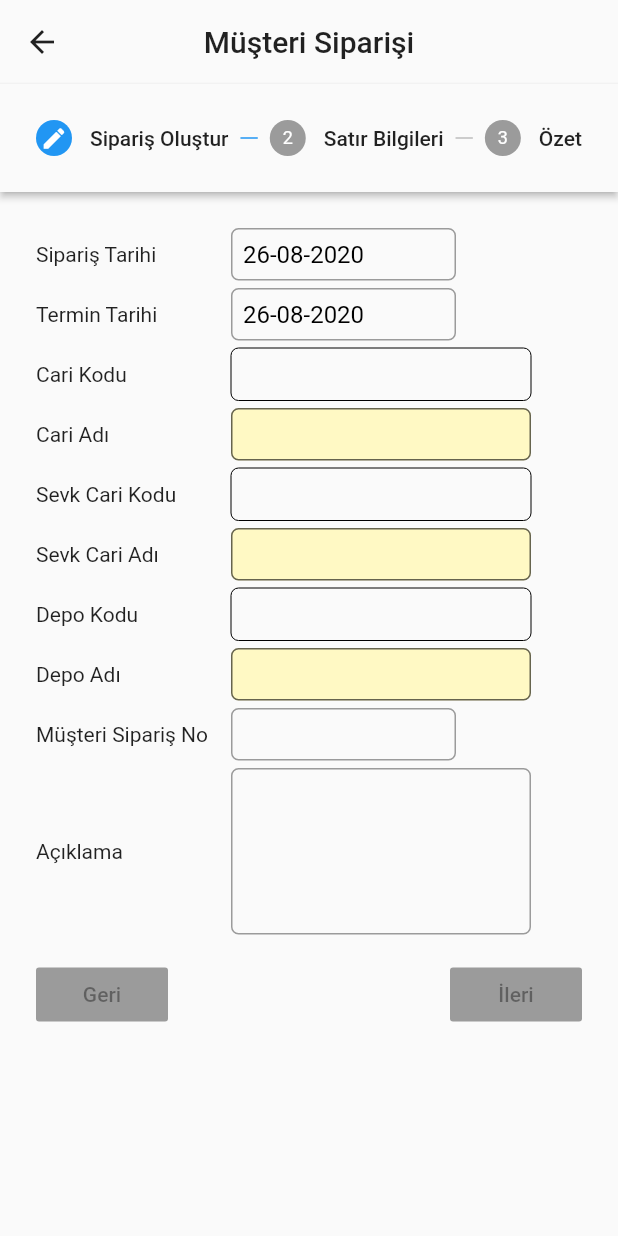
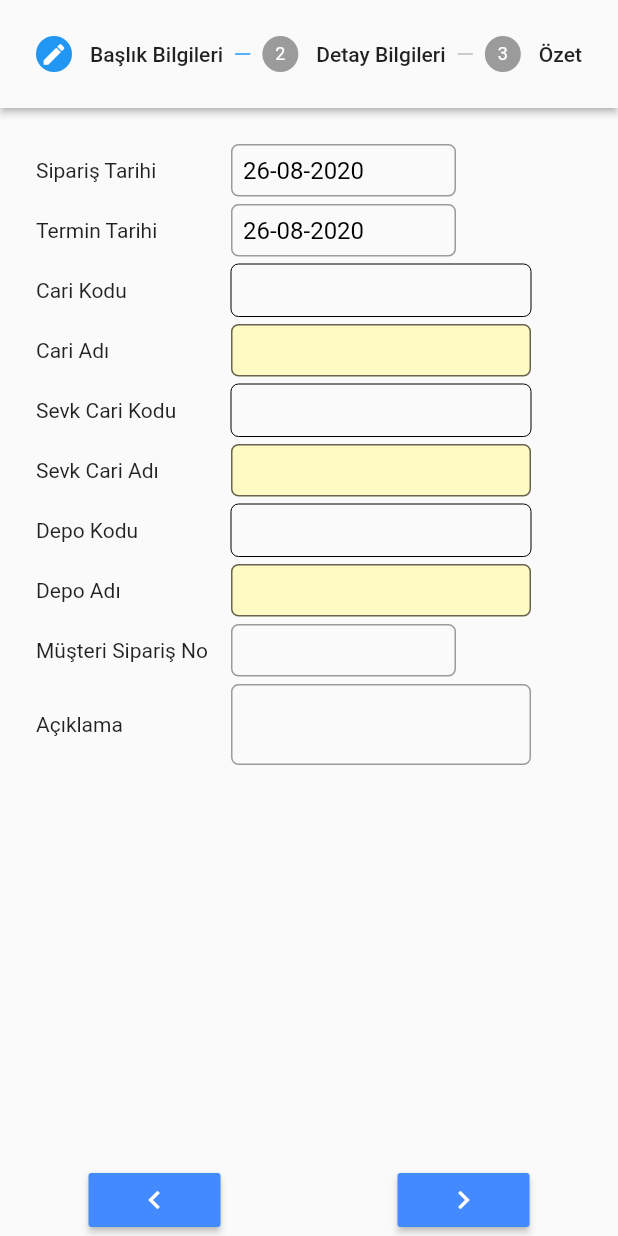
Before and after one commit to kaanerol92/teronMobile, a Flutter app: the MusteriSiparisiScreenCommand screen opened directly, on a phone screen of 412 x 824 dp. Run offline on Flutter 3.47's test engine with Material 2 defaults, Android fonts, the phone set to English and light mode, and no system bars; our stand-ins replace flutter_slidable; network calls fail.

Commit message:
Eve Taşıma

```diff
--- a/lib/model/MusteriSiparisiRowModel.dart
+++ b/lib/model/MusteriSiparisiRowModel.dart
@@ -1,14 +1,59 @@
+import 'dart:convert';
+
+import 'package:http/http.dart' as http;
+
 class MusteriSiparisiRowModel {
-  String barkod;
-  String kodu;
-  String adi;
-  String renk;
-  String beden;
-  int miktar;
-  String paraBirimi;
-  int fiyat;
+  String barkod = "";
+  String kodu = "";
+  String adi = "";
+  String renk = "";
+  String beden = "";
+  int miktar = 0;
+  String paraBirimi = "TL";
+  int fiyat = 0;
 
+  /*Future<http.Response> insert() {
+    var map = Map<String, dynamic>();
+    map['master'] = getMusSipNo;
+    map['siparisTarihi'] = getSiparisTarihi.toIso8601String();
+    map['terminTarihi'] = getTerminTarihi.toIso8601String();
+    map['perId'] = LoginScreenView.ksm.getPersonel.getPerId;
+    map['donemId'] = LoginScreenView.ksm.getDonem.getKod;
+    map['sirketId'] = LoginScreenView.ksm.getSirket.getKod;
 
+    return http.post(
+        'http://192.168.2.58:8080/ERPService/musterisiparisibarkod/specific?master_value=',
+        headers: <String, String>{
+          'Content-Type': 'application/json',
+          'Accept': 'application/json'
+        },
+        body: jsonEncode(map));
+  }*/
+
+  Future<MusteriSiparisiRowModel> setData(String barkod) async {
+    var url =
+        'http://192.168.2.58:8080/ERPService/musterisiparisibarkod/specific?master_value=$barkod';
+    var response = await http.get(Uri.encodeFull(url));
+
+    print(url);
+
+    if (response.statusCode == 200) {
+      String resp = Utf8Decoder().convert(response.bodyBytes);
+      var jsonDecode = json.decode(resp);
+      return MusteriSiparisiRowModel.fromJson(jsonDecode);
+    }
+    return MusteriSiparisiRowModel();
+  }
+
+  MusteriSiparisiRowModel();
+
+  MusteriSiparisiRowModel.fromJson(var json) {
+    this.barkod = json['barkodu'];
+    this.kodu = json['stokKodu'];
+    this.adi = json['stokAdi'];
+    this.renk = json['renkAdi'];
+    this.beden = json['boyut1Adi'];
+  }
 
   String get getBarkod => barkod;
 
--- a/lib/view/MusteriSiparisiScreen.dart
+++ b/lib/view/MusteriSiparisiScreen.dart
@@ -42,6 +42,31 @@ class MusteriSiparisiScreen extends State<MusteriSiparisiScreenCommand> {
   TextEditingController ozetCariAdiController = TextEditingController();
   TextEditingController ozetToplamMiktarController = TextEditingController();
 
+  VoidCallback _onStepContinue;
+  VoidCallback _onStepCancel;
+
+  Widget _bottomBar() {
+    return Row(
+        mainAxisAlignment: MainAxisAlignment.spaceAround,
+        children: <Widget>[
+          RaisedButton(
+            color: Colors.blueAccent,
+            onPressed: () => _onStepCancel(),
+            child: Icon(
+              Icons.navigate_before,
+              color: Colors.white,
+            ),
+          ),
+          RaisedButton(
+              color: Colors.blueAccent,
+              onPressed: () => _onStepContinue(),
+              child: Icon(
+                Icons.navigate_next,
+                color: Colors.white,
+              )),
+        ]);
+  }
+
   @override
   Widget build(BuildContext context) {
     setSteps();
@@ -50,17 +75,18 @@ class MusteriSiparisiScreen extends State<MusteriSiparisiScreenCommand> {
       child: Scaffold(
         resizeToAvoidBottomPadding: true,
         resizeToAvoidBottomInset: true,
-        appBar: AppBar(
+        /*appBar: AppBar(
           elevation: 0.0,
           backgroundColor: Colors.transparent,
           centerTitle: true,
           title: Text("Müşteri Siparişi"),
           textTheme: Theme.of(context).textTheme,
           iconTheme: Theme.of(context).iconTheme,
-        ),
-        body: Builder(
-          builder: (context) => Center(
-            child: Stepper(
+        ),*/
+        body: SafeArea(
+          child: Builder(
+              builder: (context) => Stack(children: [
+                    Stepper(
                         steps: steps,
                         physics: ClampingScrollPhysics(),
                         type: StepperType.horizontal,
@@ -77,33 +103,21 @@ class MusteriSiparisiScreen extends State<MusteriSiparisiScreenCommand> {
                           }
                         },
                         controlsBuilder: (BuildContext context,
-                    {VoidCallback onStepContinue, VoidCallback onStepCancel}) {
-                  return Column(
-                    children: [
+                            {VoidCallback onStepContinue,
+                            VoidCallback onStepCancel}) {
+                          _onStepCancel = onStepCancel;
+                          _onStepContinue = onStepContinue;
+                          return Column(children: [
                             SizedBox(
                               width: 50,
                             ),
-                      Row(
-                        mainAxisSize: MainAxisSize.max,
-                        mainAxisAlignment: MainAxisAlignment.spaceBetween,
-                        children: <Widget>[
-                          RaisedButton(
-                            onPressed: onStepCancel,
-                            child: const Text('Geri'),
-                          ),
-                          Padding(
-                            padding: EdgeInsets.all(40),
-                          ),
-                          RaisedButton(
-                            onPressed: onStepContinue,
-                            child: Text(ileriBtnStr),
-                          ),
-                        ],
-                      ),
-                    ],
-                  );
+                          ]);
                         }),
-          ),
+                    Align(
+                      alignment: Alignment.bottomCenter,
+                      child: _bottomBar(),
+                    )
+                  ])),
         ),
       ),
     );
@@ -128,14 +142,13 @@ class MusteriSiparisiScreen extends State<MusteriSiparisiScreenCommand> {
     musSipNoController.text = model.getMusSipNo;
     aciklamaController.text = model.getAciklama;
     barkodFocus = FocusNode();
-    setSatirlar();
   }
 
   Future<bool> backPress() {
     return showDialog(
         context: context,
         builder: (context) => AlertDialog(
-              title: Text("Çıkmak istediğinize emin misiniz?"),
+              title: Text("Çıkmak istediğinize emin misadminiz?"),
               actions: [
                 FlatButton(
                     onPressed: () => Navigator.pop(context, false),
@@ -154,27 +167,10 @@ class MusteriSiparisiScreen extends State<MusteriSiparisiScreenCommand> {
         ? goTo(context, currentStep + 1)
         : setState(() {
             complete = true;
-            insert(model);
+            model.insert();
             print("kayıt");
+            Navigator.popAndPushNamed(context, '/musterisiparisi');
           });
-  }
-
-  Future<http.Response> insert(MusteriSiparisiModel model) {
-    var map = Map<String, dynamic>();
-    map['musteriSiparisNo'] = model.getMusSipNo;
-    map['siparisTarihi'] = model.getSiparisTarihi.toIso8601String();
-    map['terminTarihi'] = model.getTerminTarihi.toIso8601String();
-    map['perId'] = LoginScreenView.ksm.getPersonel.getPerId;
-    map['donemId'] = LoginScreenView.ksm.getDonem.getKod;
-    map['sirketId'] = LoginScreenView.ksm.getSirket.getKod;
-
-    return http.post(
-        'http://192.168.1.28:8080/ERPService/musterisiparisi/insert',
-        headers: <String, String>{
-          'Content-Type': 'application/json',
-          'Accept': 'application/json'
-        },
-        body: jsonEncode(map));
   }
 
   cancel(BuildContext context) {
@@ -240,7 +236,7 @@ class MusteriSiparisiScreen extends State<MusteriSiparisiScreenCommand> {
   setSteps() {
     steps = [
       Step(
-        title: const Text('Sipariş Oluştur'),
+        title: const Text('Başlık Bilgileri'),
         isActive: stepIndex[0],
         state: maxStep > 0 ? StepState.complete : StepState.editing,
         content: SingleChildScrollView(
@@ -347,6 +343,8 @@ class MusteriSiparisiScreen extends State<MusteriSiparisiScreenCommand> {
                         onChanged: (newText) {
                           if (newText != null) {
                             model.setCariKodu = newText;
+                            sevkCariKoduController.text = newText;
+                            model.setSevkCariKodu = newText;
                           }
                         },
                       )),
@@ -546,7 +544,7 @@ class MusteriSiparisiScreen extends State<MusteriSiparisiScreenCommand> {
                   Container(
                       width: 200,
                       child: TextField(
-                        maxLines: 5,
+                        maxLines: 2,
                         decoration: InputDecoration(
                             contentPadding: EdgeInsets.all(8),
                             border: OutlineInputBorder(
@@ -572,7 +570,7 @@ class MusteriSiparisiScreen extends State<MusteriSiparisiScreenCommand> {
         state: maxStep > 1
             ? StepState.complete
             : maxStep == 1 ? StepState.editing : StepState.indexed,
-        title: const Text('Satır Bilgileri'),
+        title: const Text('Detay Bilgileri'),
         content: SingleChildScrollView(
             child: Column(
           children: <Widget>[
@@ -597,25 +595,31 @@ class MusteriSiparisiScreen extends State<MusteriSiparisiScreenCommand> {
                         controller: barkodController,
                         focusNode: barkodFocus,
                         onSubmitted: (value) {
+                          MusteriSiparisiRowModel satirModel =
+                              MusteriSiparisiRowModel();
+                          satirModel.setData(value).then((sonModel) {
                             setState(() {
                               barkod = value;
                               barkodFocus.requestFocus();
                               barkodController.selection = TextSelection(
                                   baseOffset: 0,
                                   extentOffset: barkodController.text.length);
-                            //SETMODEL
-                            MusteriSiparisiRowModel model =
-                                MusteriSiparisiRowModel();
-                            model.setBarkod = "123456789";
-                            model.setKodu = "Stok Kodu";
-                            model.setAdi = "Stok Adı";
-                            model.setRenk = "Kırmızı";
-                            model.setBeden = "XL";
-                            model.setParaBirimi = "TL";
-                            model.setFiyat = 20;
-                            model.setMiktar = 20;
-                            satirlarModel.add(model);
-                            print(barkod);
+
+                              satirModel = sonModel;
+                              bool add = true;
+                              for (var i = 0; i < satirlarModel.length; i++) {
+                                MusteriSiparisiRowModel m = satirlarModel[i];
+                                if (m.barkod == satirModel.barkod) {
+                                  m.setMiktar = m.getMiktar + 1;
+                                  add = false;
+                                  print("deneme");
+                                }
+                              }
+                              if (add == true) {
+                                satirlarModel.add(satirModel);
+                                print("deneme");
+                              }
+                            });
                           });
                         },
                       )),
@@ -631,16 +635,16 @@ class MusteriSiparisiScreen extends State<MusteriSiparisiScreenCommand> {
                           border: Border.all(
                               color:
                                   Theme.of(context).textTheme.bodyText1.color,
-                              width: 0),
+                              width: 1),
                           borderRadius: BorderRadius.circular(5)),
                       width: MediaQuery.of(context).size.width,
-                      height: MediaQuery.of(context).size.height - 350,
+                      height: MediaQuery.of(context).size.height - 275,
                       child: ListView.builder(
-                        padding: EdgeInsets.all(10),
+                        //padding: EdgeInsets.all(10),
                         itemCount: satirlarModel.length,
                         scrollDirection: Axis.vertical,
                         itemBuilder: (context, index) =>
-                            slidableSatir(satirlarModel[index]),
+                            slidableSatir(satirlarModel[index], index),
                       )),
                 ),
               ],
@@ -712,16 +716,16 @@ class MusteriSiparisiScreen extends State<MusteriSiparisiScreenCommand> {
                           border: Border.all(
                               color:
                                   Theme.of(context).textTheme.bodyText1.color,
-                              width: 0),
+                              width: 1),
                           borderRadius: BorderRadius.circular(5)),
                       width: MediaQuery.of(context).size.width,
                       height: MediaQuery.of(context).size.height - 400,
                       child: ListView.builder(
-                        padding: EdgeInsets.all(10),
+                        //padding: EdgeInsets.all(10),
                         itemCount: satirlarModel.length,
                         scrollDirection: Axis.vertical,
                         itemBuilder: (context, index) =>
-                            table(satirlarModel[index]),
+                            table(satirlarModel[index], index),
                       )),
                 ),
               ],
@@ -770,7 +774,7 @@ class MusteriSiparisiScreen extends State<MusteriSiparisiScreenCommand> {
   }
 
 //SILINCEK
-  void setSatirlar() {
+  /*void setSatirlar() {
     MusteriSiparisiRowModel model = MusteriSiparisiRowModel();
     model.setBarkod = "123456789";
     model.setKodu = "Stok Kodu";
@@ -804,12 +808,14 @@ class MusteriSiparisiScreen extends State<MusteriSiparisiScreenCommand> {
     satirlarModel.add(model);
     satirlarModel.add(model1);
     satirlarModel.add(model2);
-  }
+  }*/
 
-  Widget table(MusteriSiparisiRowModel model) {
+  Widget table(MusteriSiparisiRowModel model, index) {
+    print(model.getBarkod);
     return Table(
-      border: TableBorder.symmetric(
-          inside: BorderSide(color: Colors.black45, width: 0)),
+      key: UniqueKey(),
+      /*border: TableBorder.symmetric(
+          inside: BorderSide(color: Colors.black45, width: 0)),*/
       columnWidths: {
         0: FixedColumnWidth(50),
         1: FixedColumnWidth(100),
@@ -819,70 +825,89 @@ class MusteriSiparisiScreen extends State<MusteriSiparisiScreenCommand> {
         5: FixedColumnWidth(50),
       },
       children: [
-        TableRow(children: [
+        TableRow(
+            decoration: BoxDecoration(
+                color:
+                    index % 2 == 0 ? Colors.grey[200] : Colors.blueGrey[100]),
+            children: [
               Text(
                 "Barkod",
-            style: TextStyle(color: Colors.red),
+                style: TextStyle(color: Colors.black, fontSize: 12),
               ),
-          Text(model.getBarkod),
+              Text(model.getBarkod,
+                  style: TextStyle(color: Colors.blueGrey, fontSize: 15)),
               Text(
                 "Renk",
-            style: TextStyle(color: Colors.red),
+                style: TextStyle(color: Colors.black, fontSize: 12),
               ),
-          Text(model.getRenk),
+              Text(model.getRenk,
+                  style: TextStyle(color: Colors.blueGrey, fontSize: 15)),
               Text(
                 "Para Birimi",
-            style: TextStyle(color: Colors.red),
+                style: TextStyle(color: Colors.black, fontSize: 12),
               ),
-          Text(model.getParaBirimi),
+              Text(model.getParaBirimi,
+                  style: TextStyle(color: Colors.blueGrey, fontSize: 15)),
             ]),
-        TableRow(children: [
+        TableRow(
+            decoration: BoxDecoration(
+                color:
+                    index % 2 == 0 ? Colors.grey[200] : Colors.blueGrey[100]),
+            children: [
               Text(
                 "Kodu",
-            style: TextStyle(color: Colors.red),
+                style: TextStyle(color: Colors.black, fontSize: 12),
               ),
-          Text(model.getKodu),
+              Text(model.getKodu,
+                  style: TextStyle(color: Colors.blueGrey, fontSize: 15)),
               Text(
                 "Beden",
-            style: TextStyle(color: Colors.red),
+                style: TextStyle(color: Colors.black, fontSize: 12),
               ),
-          Text(model.getBeden),
+              Text(model.getBeden,
+                  style: TextStyle(color: Colors.blueGrey, fontSize: 15)),
               Text(
                 "Fiyat",
-            style: TextStyle(color: Colors.red),
+                style: TextStyle(color: Colors.black, fontSize: 12),
               ),
-          Text(model.getFiyat.toString()),
+              Text(model.getFiyat.toString(),
+                  style: TextStyle(color: Colors.blueGrey, fontSize: 15)),
             ]),
         TableRow(
+          decoration: BoxDecoration(
+              color: index % 2 == 0 ? Colors.grey[200] : Colors.blueGrey[100]),
           children: [
             Text(
               "Adi",
-                style: TextStyle(color: Colors.red),
+              style: TextStyle(color: Colors.black, fontSize: 12),
             ),
-              Text(model.getAdi),
+            Text(model.getAdi,
+                style: TextStyle(color: Colors.blueGrey, fontSize: 15)),
             Text(
               "Miktar",
-                style: TextStyle(color: Colors.red),
+              style: TextStyle(color: Colors.black, fontSize: 12),
             ),
-              Text(model.getMiktar.toString()),
+            Text(model.getMiktar.toString(),
+                style: TextStyle(color: Colors.blueGrey, fontSize: 15)),
             Text(""),
             Text(""),
           ],
-            decoration: BoxDecoration(
+          /*decoration: BoxDecoration(
               border: Border(
                   bottom: BorderSide(
                       width: 2,
                       color: Theme.of(context).textTheme.bodyText1.color)),
-            )),
+            )*/
+        ),
       ],
     );
   }
 
-  Widget slidableSatir(MusteriSiparisiRowModel model) {
+  Widget slidableSatir(MusteriSiparisiRowModel model, int index) {
     return Slidable(
       actionPane: SlidableDrawerActionPane(),
       actionExtentRatio: 0.25,
-      child: Container(child: table(model)),
+      child: Container(child: table(model, index)),
       secondaryActions: <Widget>[
         IconSlideAction(
           caption: 'Düzenle',
```
Also changed, not shown: lib/main.dart (+7 -1 lines), lib/model/MusteriSiparisiModel.dart (+22 -1 lines), lib/view/LoginScreen.dart (+4 -5 lines). Lines whose indentation alone changed are shown as unchanged.
